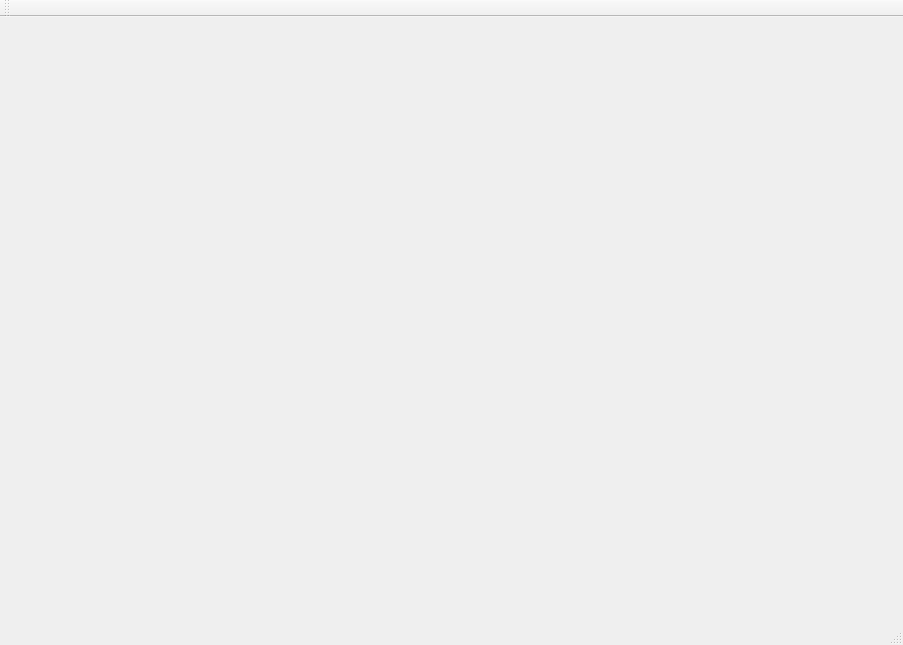
Before: the Qt Designer form VideoPlayer-ffmpeg/mainwindow.ui in Dombo-Y/VideoPlayer, drawn with Qt 5.
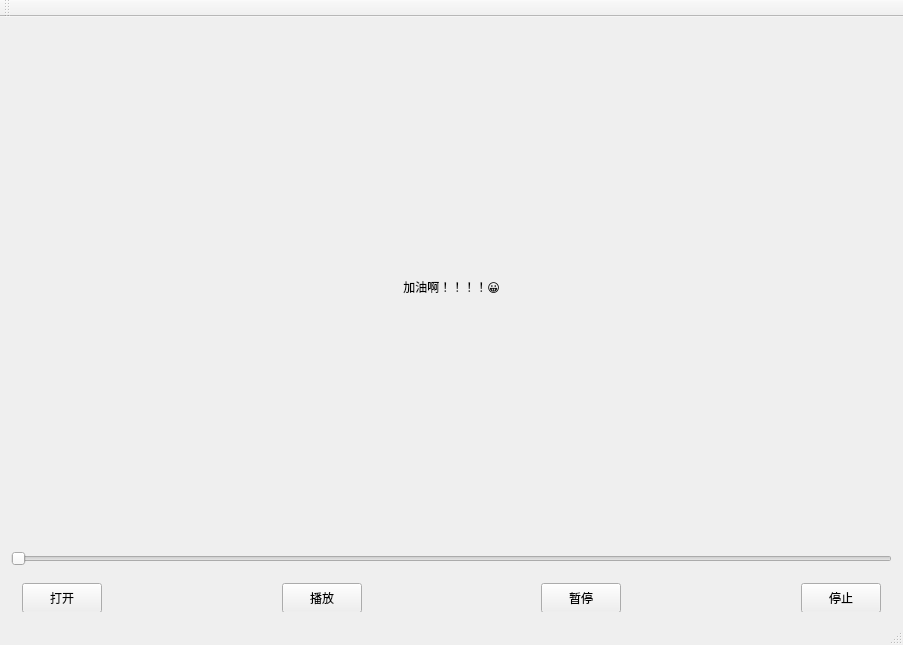
After: the same form once the commit is applied.

```diff
--- a/VideoPlayer-ffmpeg/mainwindow.ui
+++ b/VideoPlayer-ffmpeg/mainwindow.ui
@@ -13,7 +13,142 @@
   <property name="windowTitle">
    <string>MainWindow</string>
   </property>
-  <widget class="QWidget" name="centralWidget"/>
+  <widget class="QWidget" name="centralWidget">
+   <layout class="QGridLayout" name="gridLayout">
+    <item row="0" column="0">
+     <widget class="QLabel" name="label">
+      <property name="text">
+       <string>加油啊！！！！😀</string>
+      </property>
+      <property name="alignment">
+       <set>Qt::AlignCenter</set>
+      </property>
+     </widget>
+    </item>
+    <item row="1" column="0">
+     <widget class="QSlider" name="horizontalSlider">
+      <property name="orientation">
+       <enum>Qt::Horizontal</enum>
+      </property>
+     </widget>
+    </item>
+    <item row="2" column="0">
+     <widget class="QWidget" name="widget" native="true">
+      <property name="maximumSize">
+       <size>
+        <width>16777215</width>
+        <height>40</height>
+       </size>
+      </property>
+      <layout class="QHBoxLayout" name="horizontalLayout">
+       <item>
+        <widget class="QPushButton" name="pushButton">
+         <property name="minimumSize">
+          <size>
+           <width>0</width>
+           <height>30</height>
+          </size>
+         </property>
+         <property name="maximumSize">
+          <size>
+           <width>16777215</width>
+           <height>50</height>
+          </size>
+         </property>
+         <property name="text">
+          <string>打开</string>
+         </property>
+         <property name="iconSize">
+          <size>
+           <width>16</width>
+           <height>16</height>
+          </size>
+         </property>
+        </widget>
+       </item>
+       <item>
+        <spacer name="horizontalSpacer">
+         <property name="orientation">
+          <enum>Qt::Horizontal</enum>
+         </property>
+         <property name="sizeHint" stdset="0">
+          <size>
+           <width>40</width>
+           <height>20</height>
+          </size>
+         </property>
+        </spacer>
+       </item>
+       <item>
+        <widget class="QPushButton" name="pushButton_2">
+         <property name="minimumSize">
+          <size>
+           <width>0</width>
+           <height>30</height>
+          </size>
+         </property>
+         <property name="text">
+          <string>播放</string>
+         </property>
+        </widget>
+       </item>
+       <item>
+        <spacer name="horizontalSpacer_2">
+         <property name="orientation">
+          <enum>Qt::Horizontal</enum>
+         </property>
+         <property name="sizeHint" stdset="0">
+          <size>
+           <width>40</width>
+           <height>20</height>
+          </size>
+         </property>
+        </spacer>
+       </item>
+       <item>
+        <widget class="QPushButton" name="pushButton_3">
+         <property name="minimumSize">
+          <size>
+           <width>0</width>
+           <height>30</height>
+          </size>
+         </property>
+         <property name="text">
+          <string>暂停</string>
+         </property>
+        </widget>
+       </item>
+       <item>
+        <spacer name="horizontalSpacer_3">
+         <property name="orientation">
+          <enum>Qt::Horizontal</enum>
+         </property>
+         <property name="sizeHint" stdset="0">
+          <size>
+           <width>40</width>
+           <height>20</height>
+          </size>
+         </property>
+        </spacer>
+       </item>
+       <item>
+        <widget class="QPushButton" name="pushButton_4">
+         <property name="minimumSize">
+          <size>
+           <width>0</width>
+           <height>30</height>
+          </size>
+         </property>
+         <property name="text">
+          <string>停止</string>
+         </property>
+        </widget>
+       </item>
+      </layout>
+     </widget>
+    </item>
+   </layout>
+  </widget>
   <widget class="QMenuBar" name="menuBar">
    <property name="geometry">
     <rect>
```
